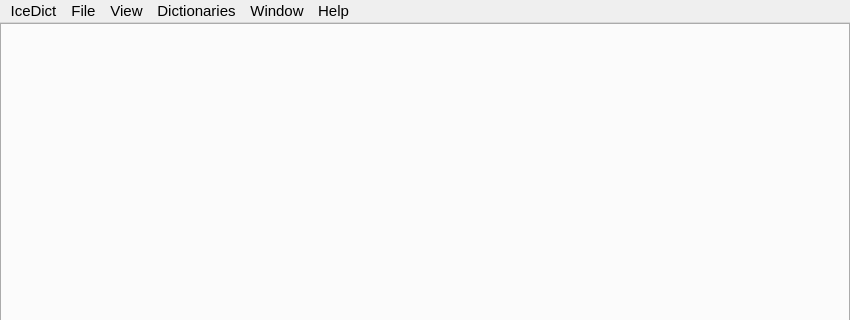
First picture: the form in mainwindow.ui, repository scottsanett/IceDict, before the edit; both pictures show x 0 to 850 and y 0 to 320 of the 850 by 650 pixel window.
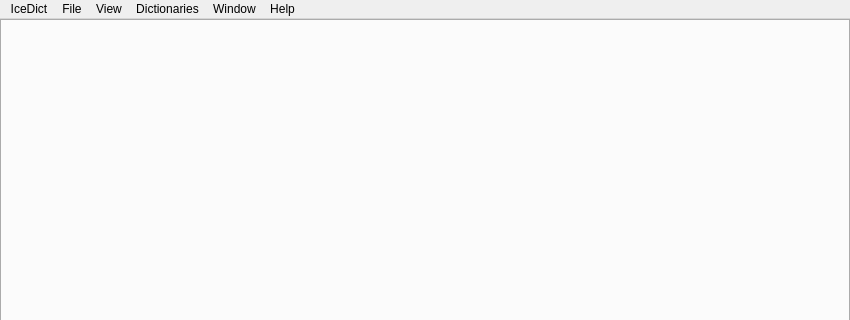
Second picture: the form after the edit.

```diff
--- a/mainwindow.ui
+++ b/mainwindow.ui
@@ -10,12 +10,6 @@
     <height>650</height>
    </rect>
   </property>
-  <property name="font">
-   <font>
-    <family>Segoe UI</family>
-    <pointsize>11</pointsize>
-   </font>
-  </property>
   <property name="windowTitle">
    <string>MainWindow</string>
   </property>
@@ -52,9 +46,7 @@
         <property name="font">
          <font>
           <family>Segoe UI</family>
-          <pointsize>10</pointsize>
-          <weight>50</weight>
-          <bold>false</bold>
+          <pointsize>12</pointsize>
          </font>
         </property>
         <property name="focusPolicy">
```
Left out of the diff: 9 changed lines with no effect on the pictures.
